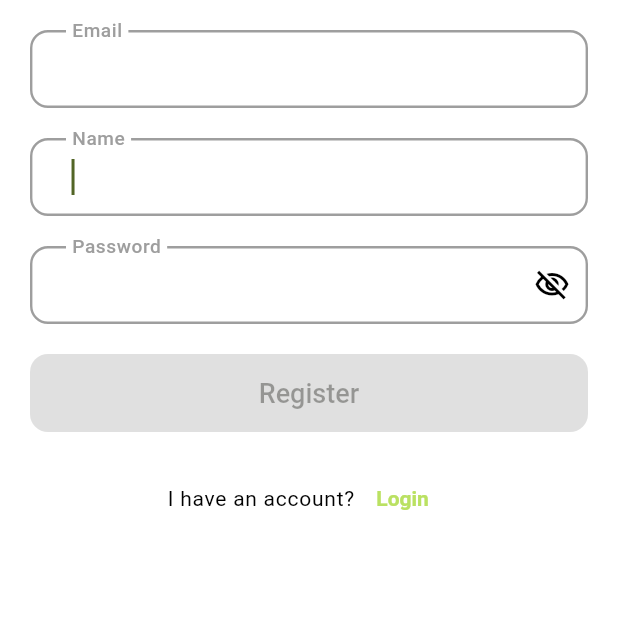
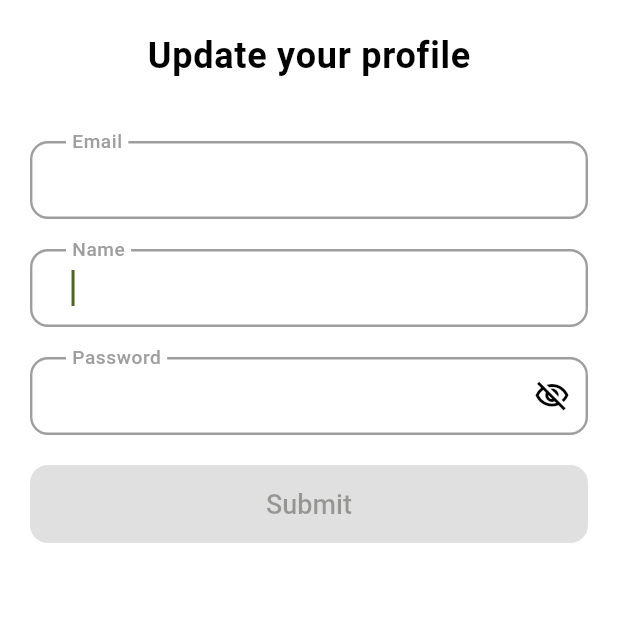
Before and after one commit to ptahchiev/accompaneo, a Flutter app: the ProfilePage screen opened directly, on a phone screen of 412 x 824 dp, the top half of it. Run offline on Flutter 3.47's test engine with Material 3 defaults, Android fonts, the light colour scheme and no system bars; our stand-ins replace email_validator, flutter_native_splash, flutter_svg, image_picker, shared_preferences, sliding_up_panel and 1 more; accounts and stored records are empty; network calls fail.

Commit message:
Fix profile pag

```diff
--- a/lib/pages/profile_page.dart
+++ b/lib/pages/profile_page.dart
@@ -90,6 +90,17 @@ class _ProfilePageState extends State<ProfilePage> {
     return Scaffold(
       body: ListView(
         children: [
+          Padding(
+            padding: const EdgeInsets.all(20),
+            child:Row(
+              mainAxisAlignment: MainAxisAlignment.center,
+              children: [
+                Text(
+                  AppStrings.updateYourProfile,
+                  style: AppTheme.sectionTitle.copyWith(color: Colors.black),
+                )
+              ],
+          )),
           Padding(
             padding: const EdgeInsets.all(20),
             child: Form(
@@ -185,28 +196,13 @@ class _ProfilePageState extends State<ProfilePage> {
                                 confirmPasswordController.clear();
                               }
                             : null,
-                        child: const Text(AppStrings.register),
+                        child: const Text(AppStrings.submit),
                       );
                     },
                   ),
                 ],
               ),
             ),
-          ),
-          Row(
-            mainAxisAlignment: MainAxisAlignment.center,
-            children: [
-              Text(
-                AppStrings.iHaveAnAccount,
-                style: AppTheme.bodySmall.copyWith(color: Colors.black),
-              ),
-              TextButton(
-                onPressed: () => NavigationHelper.pushReplacementNamed(
-                  AppRoutes.login,
-                ),
-                child: const Text(AppStrings.login),
-              ),
-            ],
           ),
         ],
       ),
--- a/lib/values/app_strings.dart
+++ b/lib/values/app_strings.dart
@@ -40,4 +40,6 @@ class AppStrings {
   static const String playlistName = 'Playlist Name';
   static const String pleaseEnterPlaylistName = 'Please, Enter Playlist Name';
   static const String invalidPlaylistName = 'Invalid Playlist Name';
+
+  static const String updateYourProfile = 'Update your profile';
 }
--- a/lib/widgets/hero_layout_card.dart
+++ b/lib/widgets/hero_layout_card.dart
@@ -56,7 +56,7 @@ class HeroLayoutCard extends StatelessWidget {
                       softWrap: false,
                       style: Theme.of(context)
                           .textTheme
-                          .bodyMedium
+                          .headlineSmall
                           ?.copyWith(color: Colors.white),
                     ),
                     const SizedBox(height: 10),
```
